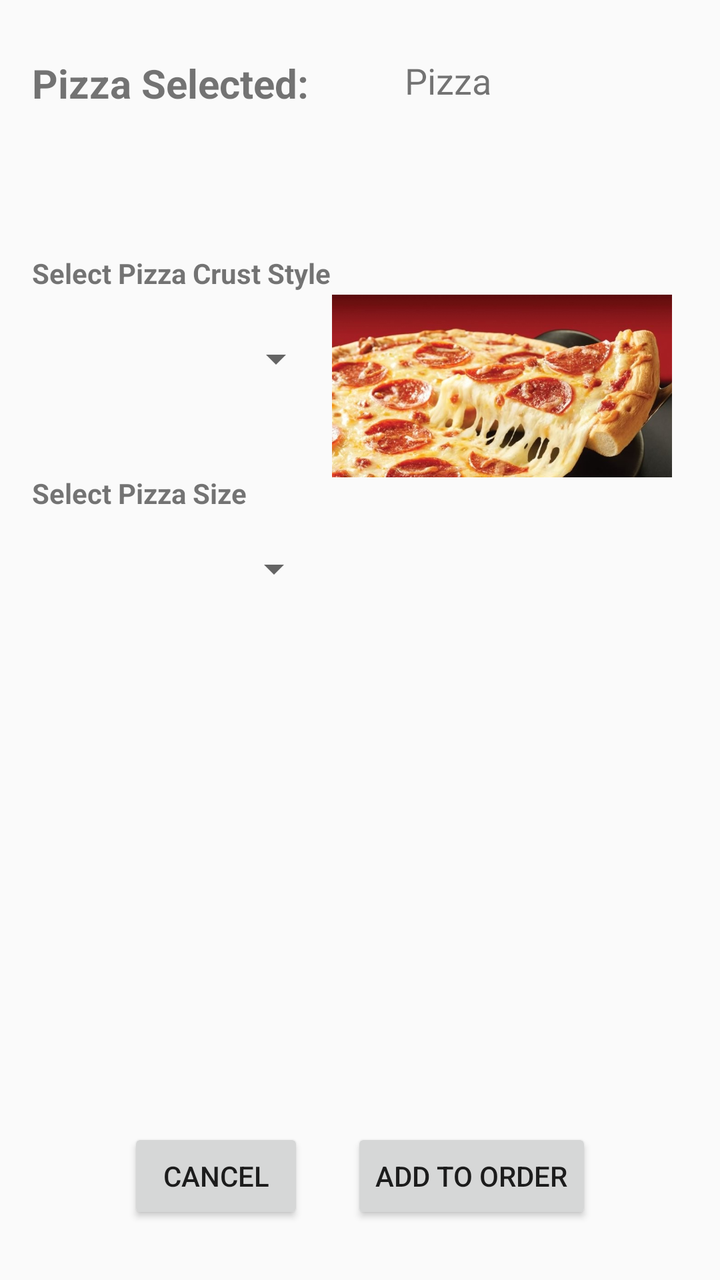
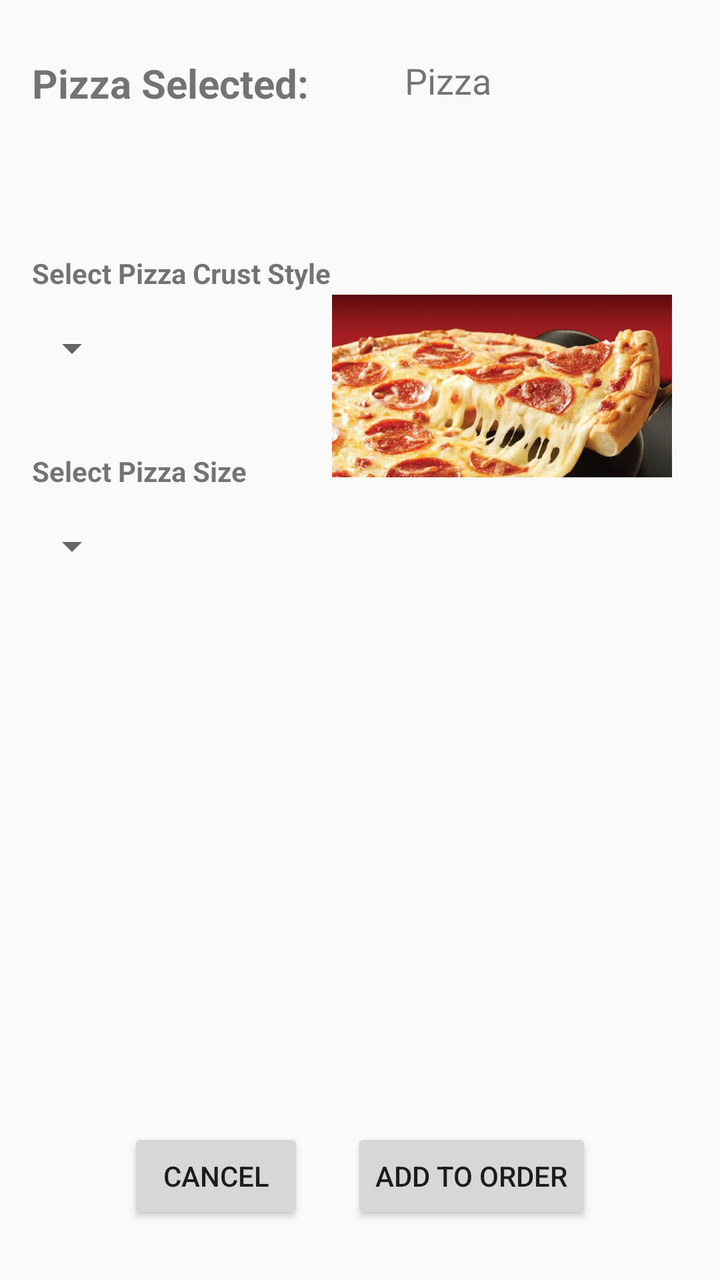

Two renders of the same Android screen: before a commit and after it. Below are the layout's source before the change and the commit's diff.
<!-- AndroidManifest.xml: application theme Theme.RUPizza -->
<!-- res/layout/activity_creation.xml -->
<?xml version="1.0" encoding="utf-8"?>
<androidx.constraintlayout.widget.ConstraintLayout xmlns:android="http://schemas.android.com/apk/res/android"
    xmlns:app="http://schemas.android.com/apk/res-auto"
    android:layout_width="match_parent"
    android:layout_height="match_parent">

    <TextView
        android:id="@+id/textViewSelectedPizza"
        android:layout_width="wrap_content"
        android:layout_height="wrap_content"
        android:layout_marginStart="48dp"
        android:layout_marginTop="28dp"
        android:text="@string/placeholder_pizza_selected"
        android:textSize="18sp"
        android:textStyle="normal"
        app:layout_constraintStart_toEndOf="@+id/tvPizzaCreationTitle"
        app:layout_constraintTop_toTopOf="parent" />

    <TextView
        android:id="@+id/tvPizzaCreationTitle"
        android:layout_width="wrap_content"
        android:layout_height="wrap_content"
        android:layout_marginStart="16dp"
        android:layout_marginTop="28dp"
        android:text="@string/title_pizza_selected"
        android:textSize="20sp"
        android:textStyle="bold"
        app:layout_constraintStart_toStartOf="parent"
        app:layout_constraintTop_toTopOf="parent" />

    <Spinner
        android:id="@+id/spinner"
        android:layout_width="150dp"
        android:layout_height="35dp"
        android:layout_marginStart="12dp"
        android:layout_marginTop="16dp"
        app:layout_constraintStart_toStartOf="parent"
        app:layout_constraintTop_toBottomOf="@+id/textView4" />

    <ImageView
        android:id="@+id/imageView2"
        android:layout_width="170dp"
        android:layout_height="130dp"
        android:layout_marginTop="128dp"
        android:layout_marginEnd="24dp"
        android:scaleType="fitCenter"
        app:layout_constraintEnd_toEndOf="parent"
        app:layout_constraintHorizontal_bias="1.0"
        app:layout_constraintStart_toEndOf="@+id/spinner"
        app:layout_constraintTop_toTopOf="parent"
        app:srcCompat="@drawable/pizza_byo_default" />

    <TextView
        android:id="@+id/textView4"
        android:layout_width="wrap_content"
        android:layout_height="wrap_content"
        android:layout_marginStart="16dp"
        android:layout_marginTop="72dp"
        android:layout_marginEnd="70dp"
        android:text="@string/selection_crust_style"
        android:textSize="14sp"
        android:textStyle="bold"
        app:layout_constraintEnd_toStartOf="@+id/imageView2"
        app:layout_constraintHorizontal_bias="0.0"
        app:layout_constraintStart_toStartOf="parent"
        app:layout_constraintTop_toBottomOf="@+id/tvPizzaCreationTitle" />

    <TextView
        android:id="@+id/textView10"
        android:layout_width="wrap_content"
        android:layout_height="wrap_content"
        android:layout_marginStart="16dp"
        android:layout_marginTop="40dp"
        android:text="@string/selection_pizza_size"
        android:textSize="14sp"
        android:textStyle="bold"
        app:layout_constraintEnd_toStartOf="@+id/imageView2"
        app:layout_constraintHorizontal_bias="0.0"
        app:layout_constraintStart_toStartOf="parent"
        app:layout_constraintTop_toBottomOf="@+id/spinner" />

    <Spinner
        android:id="@+id/spinner2"
        android:layout_width="149dp"
        android:layout_height="25dp"
        android:layout_marginStart="12dp"
        android:layout_marginTop="16dp"
        app:layout_constraintStart_toStartOf="parent"
        app:layout_constraintTop_toBottomOf="@+id/textView10" />

    <TextView
        android:id="@+id/textView11"
        android:layout_width="wrap_content"
        android:layout_height="wrap_content"
        android:layout_marginTop="60dp"
        android:text="@string/title_toppings"
        android:textSize="14sp"
        android:textStyle="bold"
        app:layout_constraintBottom_toTopOf="@+id/recyclerView"
        app:layout_constraintEnd_toEndOf="parent"
        app:layout_constraintHorizontal_bias="0.042"
        app:layout_constraintStart_toStartOf="parent"
        app:layout_constraintTop_toBottomOf="@+id/spinner2" />

    <androidx.recyclerview.widget.RecyclerView
        android:id="@+id/recyclerView"
        android:layout_width="409dp"
        android:layout_height="252dp"
        app:layout_constraintBottom_toTopOf="@+id/button2"
        app:layout_constraintEnd_toEndOf="parent"
        app:layout_constraintHorizontal_bias="0.521"
        app:layout_constraintStart_toStartOf="parent"
        app:layout_constraintTop_toBottomOf="@+id/spinner2" />

    <Button
        android:id="@+id/buttonCancel"
        android:layout_width="wrap_content"
        android:layout_height="wrap_content"
        android:layout_marginStart="64dp"
        android:layout_marginBottom="28dp"
        android:onClick="onCancel"
        android:text="@string/button_text_cancel"
        app:layout_constraintBottom_toBottomOf="parent"
        app:layout_constraintStart_toStartOf="parent" />

    <Button
        android:id="@+id/button2"
        android:layout_width="wrap_content"
        android:layout_height="wrap_content"
        android:layout_marginEnd="64dp"
        android:layout_marginBottom="28dp"
        android:text="@string/button_text_add_to_order"
        app:layout_constraintBottom_toBottomOf="parent"
        app:layout_constraintEnd_toEndOf="parent" />
</androidx.constraintlayout.widget.ConstraintLayout>
<!-- resources referenced by this layout -->
<resources>
  <!-- drawable pizza_byo_default: jpeg bitmap (drawable, 71906 bytes) -->
  <string name="button_text_add_to_order">Add To Order</string>
  <string name="button_text_cancel">Cancel</string>
  <string name="placeholder_pizza_selected">Pizza</string>
  <string name="selection_crust_style">Select Pizza Crust Style</string>
  <string name="selection_pizza_size">Select Pizza Size</string>
  <string name="title_pizza_selected">Pizza Selected:</string>
  <string name="title_toppings">Toppings</string>
  <style name="Theme.RUPizza" parent="Theme.AppCompat.Light.NoActionBar">
          
          <item name="colorPrimary">@color/purple_500</item>
          <item name="colorPrimaryDark">@color/purple_700</item>
          <item name="colorAccent">@color/teal_200</item>
      </style>
  <color name="purple_500">#FF6200EE</color>
  <color name="purple_700">#FF3700B3</color>
  <color name="teal_200">#FF03DAC5</color>
</resources>

<!-- the commit's change to res/layout/activity_creation.xml (unified diff, before → after) -->
@@ -29,9 +29,9 @@
         app:layout_constraintTop_toTopOf="parent" />
 
     <Spinner
-        android:id="@+id/spinner"
-        android:layout_width="150dp"
-        android:layout_height="35dp"
+        android:id="@+id/spinnerCrustStylePizza"
+        android:layout_width="wrap_content"
+        android:layout_height="wrap_content"
         android:layout_marginStart="12dp"
         android:layout_marginTop="16dp"
         app:layout_constraintStart_toStartOf="parent"
@@ -46,7 +46,7 @@
         android:scaleType="fitCenter"
         app:layout_constraintEnd_toEndOf="parent"
         app:layout_constraintHorizontal_bias="1.0"
-        app:layout_constraintStart_toEndOf="@+id/spinner"
+        app:layout_constraintStart_toEndOf="@+id/spinnerCrustStylePizza"
         app:layout_constraintTop_toTopOf="parent"
         app:srcCompat="@drawable/pizza_byo_default" />
 
@@ -77,12 +77,12 @@
         app:layout_constraintEnd_toStartOf="@+id/imageView2"
         app:layout_constraintHorizontal_bias="0.0"
         app:layout_constraintStart_toStartOf="parent"
-        app:layout_constraintTop_toBottomOf="@+id/spinner" />
+        app:layout_constraintTop_toBottomOf="@+id/spinnerCrustStylePizza" />
 
     <Spinner
-        android:id="@+id/spinner2"
-        android:layout_width="149dp"
-        android:layout_height="25dp"
+        android:id="@+id/spinnerSizePizza"
+        android:layout_width="wrap_content"
+        android:layout_height="wrap_content"
         android:layout_marginStart="12dp"
         android:layout_marginTop="16dp"
         app:layout_constraintStart_toStartOf="parent"
@@ -100,7 +100,7 @@
         app:layout_constraintEnd_toEndOf="parent"
         app:layout_constraintHorizontal_bias="0.042"
         app:layout_constraintStart_toStartOf="parent"
-        app:layout_constraintTop_toBottomOf="@+id/spinner2" />
+        app:layout_constraintTop_toBottomOf="@+id/spinnerSizePizza" />
 
     <androidx.recyclerview.widget.RecyclerView
         android:id="@+id/recyclerView"
@@ -110,7 +110,7 @@
         app:layout_constraintEnd_toEndOf="parent"
         app:layout_constraintHorizontal_bias="0.521"
         app:layout_constraintStart_toStartOf="parent"
-        app:layout_constraintTop_toBottomOf="@+id/spinner2" />
+        app:layout_constraintTop_toBottomOf="@+id/spinnerSizePizza" />
 
     <Button
         android:id="@+id/buttonCancel"
